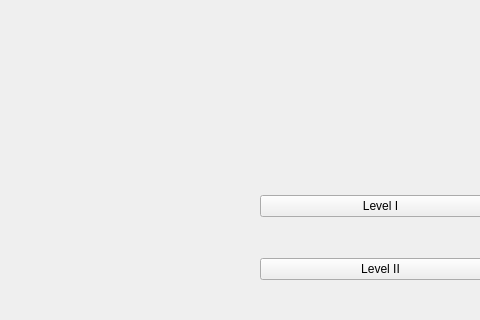
Old version of the form widget.ui in the repository MDMS58/localclient; both pictures show x 0 to 480 and y 0 to 320 of the 800 by 600 pixel window.
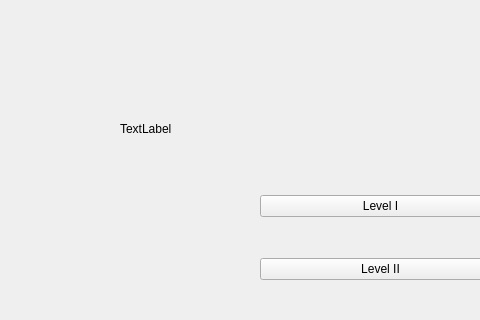
New version of the form.

What changed in the file:
```diff
--- a/widget.ui
+++ b/widget.ui
@@ -13,7 +13,7 @@
   <property name="windowTitle">
    <string>widget</string>
   </property>
-  <widget class="QWidget" name="">
+  <widget class="QWidget" name="layoutWidget">
    <property name="geometry">
     <rect>
      <x>260</x>
@@ -46,6 +46,19 @@
     </item>
    </layout>
   </widget>
+  <widget class="QLabel" name="label">
+   <property name="geometry">
+    <rect>
+     <x>120</x>
+     <y>120</y>
+     <width>67</width>
+     <height>17</height>
+    </rect>
+   </property>
+   <property name="text">
+    <string>TextLabel</string>
+   </property>
+  </widget>
  </widget>
  <resources/>
  <connections/>
```
